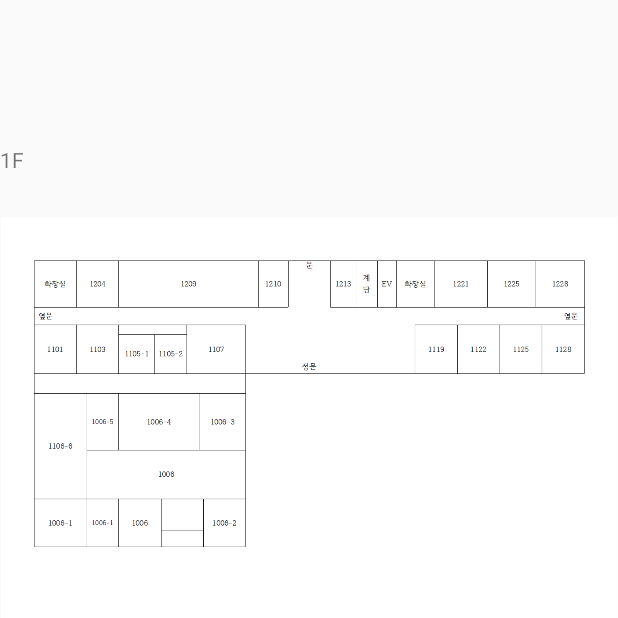
After one commit to kjuhyo/ChosunThere_it, an Android app: the ClassrmLoDetailActivity screen opened directly, with no data from a screen before it, on a phone screen of 412 x 824 dp, the top half of it. The commit adds this screen. Run offline under Robolectric (Android 15) with nearby library versions, the phone set to English and light mode, and no system bars.

Commit message:
디자인 부분 수정 및 빈강의실 위치 안내도 추가(미완성)

```diff
--- /dev/null
+++ b/app/src/main/java/com/example/chousnthere_it/ClassrmLoDetailActivity.java
@@ -0,0 +1,34 @@
+package com.example.chousnthere_it;
+
+import androidx.appcompat.app.AppCompatActivity;
+
+import android.graphics.drawable.Drawable;
+import android.os.Bundle;
+import android.view.LayoutInflater;
+import android.view.View;
+import android.view.ViewGroup;
+import android.widget.ImageView;
+import android.widget.TextView;
+
+public class ClassrmLoDetailActivity extends AppCompatActivity {
+
+    @Override
+    protected void onCreate(Bundle savedInstanceState) {
+        super.onCreate(savedInstanceState);
+        setContentView(R.layout.activity_classrm_lo_detail);
+    }
+
+    ImageView floorImg;
+
+    public View onCreateView(LayoutInflater inflater, ViewGroup container,
+                             Bundle savedInstanceState) {
+        View rootView = inflater.inflate(R.layout.activity_classrm_lo_detail, container, false);
+
+        ((TextView) rootView.findViewById(R.id.classrm_floor)).setText("1층");
+        Drawable drawable=getResources().getDrawable(R.drawable.floor_1);
+        floorImg = (ImageView) rootView.findViewById(R.id.floor_img);
+        floorImg.setImageDrawable(drawable);
+
+        return rootView;
+    }
+}
--- a/app/src/main/java/com/example/chousnthere_it/ProfActivity.java
+++ b/app/src/main/java/com/example/chousnthere_it/ProfActivity.java
@@ -39,6 +39,7 @@ public class ProfActivity extends AppCompatActivity {
         recyclerView.setHasFixedSize(true);
 
         materialSearchBar=(MaterialSearchBar)findViewById(R.id.search_bar);
+
 
         dbhelper=new dbhelper(this);
 
@@ -91,7 +92,6 @@ public class ProfActivity extends AppCompatActivity {
     }
 
     private void loadSuggestList() {
-
         suggestList=dbhelper.getProfName();
         materialSearchBar.setLastSuggestions(suggestList);
     }
--- /dev/null
+++ b/app/src/main/res/layout/activity_classrm_lo_detail.xml
@@ -0,0 +1,50 @@
+<?xml version="1.0" encoding="utf-8"?>
+<LinearLayout xmlns:android="http://schemas.android.com/apk/res/android"
+    xmlns:app="http://schemas.android.com/apk/res-auto"
+    xmlns:tools="http://schemas.android.com/tools"
+    android:layout_width="match_parent"
+    android:layout_height="match_parent"
+    tools:context=".ClassrmLoDetailActivity"
+    android:orientation="vertical">
+    <!--    상단 여백-->
+    <LinearLayout
+        android:layout_width="match_parent"
+        android:layout_height="0dp" android:layout_weight="1"
+        android:orientation="vertical">
+
+    </LinearLayout>
+
+    <!--    중앙 버튼 여백 1행-->
+    <LinearLayout
+        android:layout_width="match_parent"
+        android:layout_height="0dp" android:layout_weight="0.5"
+        android:orientation="vertical">
+
+        <TextView
+            android:id="@+id/classrm_floor"
+            android:layout_width="match_parent"
+            android:layout_height="match_parent"
+            android:layout_weight="1"
+            android:text="1F" />
+
+    </LinearLayout>
+    <!--    중앙 버튼 여백 2행-->
+    <LinearLayout
+        android:layout_width="match_parent"
+        android:layout_height="0dp" android:layout_weight="6"
+        android:orientation="vertical">
+
+        <ImageView
+            android:id="@+id/floor_img"
+            android:layout_width="match_parent"
+            android:layout_height="wrap_content"
+            android:adjustViewBounds="true"
+            app:srcCompat="@drawable/floor_1" />
+    </LinearLayout>
+    <!--    하단 여백-->
+    <LinearLayout
+        android:layout_width="match_parent"
+        android:layout_height="0dp" android:layout_weight="1"
+        android:orientation="vertical">
+    </LinearLayout>
+</LinearLayout>
```
Also changed, not shown: app/src/main/AndroidManifest.xml (+5 -9 lines), app/src/main/java/com/example/chousnthere_it/Classroom_Location.java (+18 -0 lines), app/src/main/java/com/example/chousnthere_it/UnivMapActivity.java (+5 -3 lines), app/src/main/res/layout/activity_classroom_location.xml (+15 -0 lines), app/src/main/res/layout/activity_prof.xml (+12 -40 lines), app/src/main/res/drawable-v24/floor_1.png (added), app/src/main/res/drawable-v24/floor_2.png (added), app/src/main/res/drawable-v24/floor_3.png (added).
